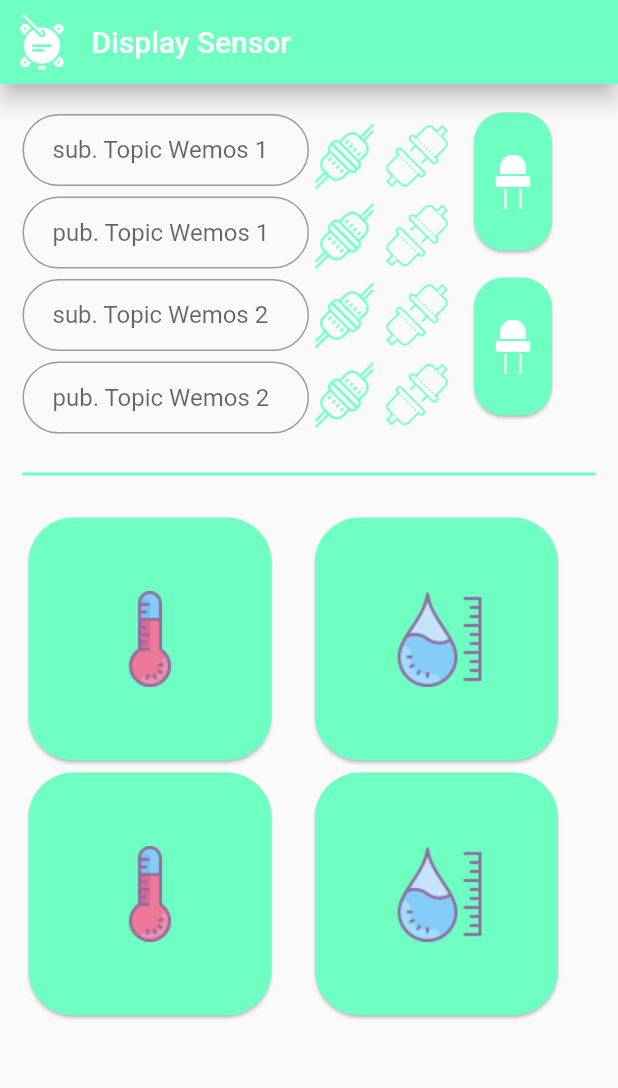
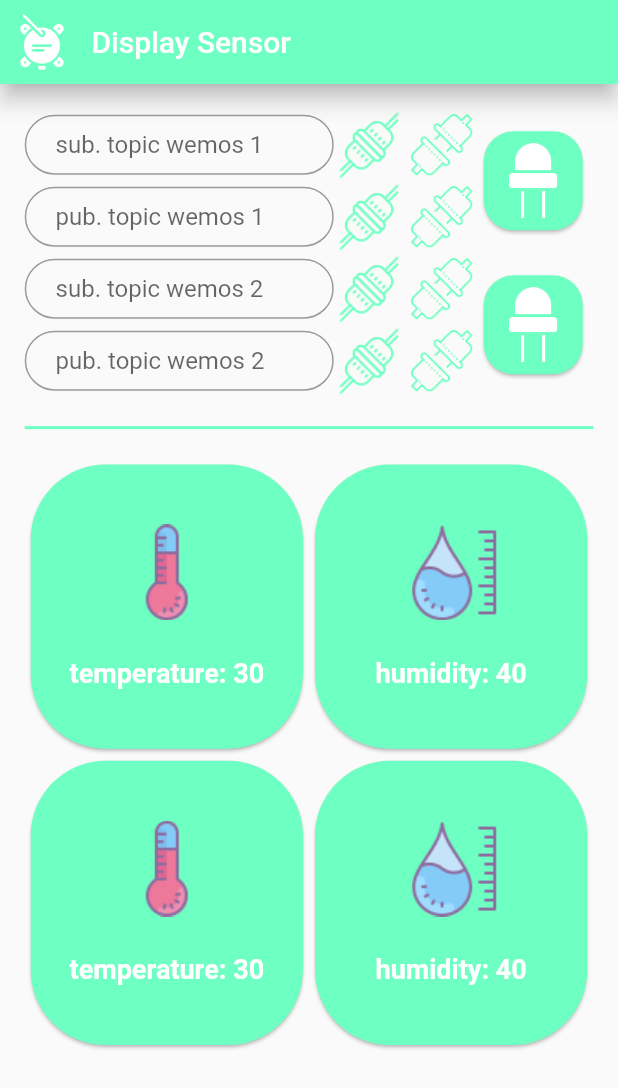
Before and after one commit to its-ghaith/dht-sensor-data-on-flutter, a Flutter app: the screen it shows after launch, on a phone screen of 412 x 824 dp. Shown: the top 1088 px of the screen. Run offline on Flutter 3.47's test engine with Material 2 defaults, Android fonts, the phone set to English and light mode, and no system bars; missing offline and left inert: mqtt_client.

Commit message:
Design is done

```diff
--- a/mobile_app/lib/Home.dart
+++ b/mobile_app/lib/Home.dart
@@ -1,7 +1,8 @@
 import 'package:flutter/material.dart';
-import 'package:mobile_app/_partional/_bottomTable.dart';
-import 'package:mobile_app/_partional/_topTable.dart';
+import 'package:mobile_app/_partional/_display.dart';
+import 'package:mobile_app/wemos_display.dart';
 import 'constants.dart';
+import 'package:mobile_app/wemos_form.dart';
 
 class Home extends StatefulWidget {
   @override
@@ -11,6 +12,22 @@ class Home extends StatefulWidget {
 class _HomeState extends State<Home> {
   @override
   Widget build(BuildContext context) {
+    WemosForm w1 = new WemosForm("assets/icons/icons8-led-diode-100.png",
+        "sub. topic wemos 1", "pub. topic wemos 1");
+    WemosForm w2 = new WemosForm("assets/icons/icons8-led-diode-100.png",
+        "sub. topic wemos 2", "pub. topic wemos 2");
+    WemosDisplay wd1= WemosDisplay(
+        'assets/icons/icons8-thermometer-64.png',
+        'assets/icons/icons8-feuchtigkeitsmesser-64.png',
+        'temperature: 30',
+        'humidity: 40'
+    );
+    WemosDisplay wd2= WemosDisplay(
+        'assets/icons/icons8-thermometer-64.png',
+        'assets/icons/icons8-feuchtigkeitsmesser-64.png',
+        'temperature: 30',
+        'humidity: 40'
+    );
     return Scaffold(
         appBar: AppBar(
           title: Text('Display Sensor'),
@@ -23,18 +40,20 @@ class _HomeState extends State<Home> {
         ),
         body: Center(
           child: Padding(
-            padding: EdgeInsets.all(15),
-            child: ListView(
-              children: [
-                TopTable(),
-                Divider(color: primaryColor,thickness: 2,height: 50),
-                Container(
-                  width:MediaQuery.of(context).size.width,
-                  child:BottomTable() ,
-                )
-              ],
-            )
-          ),
+              padding: EdgeInsets.all(MediaQuery.of(context).size.height*.02),
+              child: ListView(
+                children: [
+                  w1,
+                  w2,
+                  Divider(
+                    color: primaryColor,
+                    height: MediaQuery.of(context).size.height*.05,
+                    thickness: 2,
+                  ),
+                  wd1,
+                  wd2
+                ],
+              )),
         ));
   }
 }
--- a/mobile_app/lib/_partional/_bottomTable.dart
+++ /dev/null
@@ -1,77 +0,0 @@
-import 'package:flutter/material.dart';
-import 'package:mobile_app/constants.dart';
-
-class BottomTable extends StatefulWidget {
-  @override
-  _BottomTableState createState() => _BottomTableState();
-}
-
-class _BottomTableState extends State<BottomTable> {
-  @override
-  Widget build(BuildContext context) {
-    return Table(
-      children: [
-        TableRow(
-            children: [
-              Column(
-                crossAxisAlignment: CrossAxisAlignment.start,
-                children: [
-                  CustomViewCard(iconPath: 'assets/icons/icons8-thermometer-64.png')
-                ],
-              ),
-
-              Column(
-                crossAxisAlignment: CrossAxisAlignment.start,
-                children: [
-                  CustomViewCard(iconPath: 'assets/icons/icons8-feuchtigkeitsmesser-64.png',)
-                ],
-              ),
-            ]
-        ),
-        TableRow(
-            children: [
-              Column(
-                crossAxisAlignment: CrossAxisAlignment.start,
-                children: [
-                  CustomViewCard(iconPath: 'assets/icons/icons8-thermometer-64.png')
-                ],
-              ),
-
-              Column(
-                crossAxisAlignment: CrossAxisAlignment.start,
-                children: [
-                  CustomViewCard(iconPath: 'assets/icons/icons8-feuchtigkeitsmesser-64.png',)
-                ],
-              ),
-            ]
-        )
-
-      ],
-    );
-  }
-}
-
-class CustomViewCard extends StatelessWidget {
-  final String iconPath;
-
-  CustomViewCard({@required this.iconPath});
-
-  @override
-  Widget build(BuildContext context) {
-    return Container(
-      height: 170,
-      width: 170,
-      child: Card(
-        color: primaryColor,
-        shape: RoundedRectangleBorder(
-          borderRadius: BorderRadius.circular(30.0),
-        ),
-        child:IconButton(
-          icon: new Image.asset(iconPath),
-          iconSize: 50,
-          onPressed: ()=>{},
-        ),
-      ),
-    );
-  }
-}
--- a/mobile_app/lib/_partional/_connect_iconButton.dart
+++ b/mobile_app/lib/_partional/_connect_iconButton.dart
@@ -2,41 +2,24 @@ import 'package:flutter/material.dart';
 import 'package:mobile_app/_partional/functions/mqtt_connection.dart' as mq;
 
 class ConnectIconButton extends StatelessWidget {
-  final TextEditingController controller;
-  final bool isSubscribe;
-  static final String iconPath =
-      "assets/icons/icons8-computer-verbinden-100.png";
-  bool _isButtonDisabled = false;
+  static final iconPath = "assets/icons/icons8-computer-verbinden-100.png";
+  TextEditingController controller;
 
-  ConnectIconButton({
-    this.controller,
-    @required this.isSubscribe,
-  });
+  ConnectIconButton({@required this.controller});
 
   @override
   Widget build(BuildContext context) {
-    return Padding(
-        padding: EdgeInsets.only(top: 5),
-        child: Visibility(
-          child: IconButton(
-            padding: EdgeInsets.all(0),
+    return IconButton(
+      padding: EdgeInsets.symmetric(horizontal: 0),
       icon: new Image.asset(iconPath),
-            onPressed: () => _isButtonDisabled
-                ? null
-                : {
+      onPressed: () => {
         if (controller != null &&
             controller.text.isNotEmpty &&
             controller.text.trim().isNotEmpty)
           {
-                        if (isSubscribe)
-                          {
             mq.connectToSubscribe(topic: controller.text),
-                          }
-                        else
-                          {mq.connectToPublish(topic: controller.text)}
           },
       },
-          ),
-        ));
+    );
   }
 }
--- a/mobile_app/lib/_partional/_custom_text_field.dart
+++ b/mobile_app/lib/_partional/_custom_text_field.dart
@@ -1,48 +1,27 @@
+import 'package:flutter/cupertino.dart';
 import 'package:flutter/material.dart';
 
 class CustomTextField extends StatelessWidget {
   final String hint;
-  final IconData icon;
-  final Color color;
-  var _textController= TextEditingController();
-  CustomTextField({@required this.hint, this.icon, this.color});
+  var _textController = TextEditingController();
+
+  CustomTextField({@required this.hint});
 
   @override
   Widget build(BuildContext context) {
-    if (icon != null) {
     return Container(
-        height: 50,
-        width: 200,
-        margin: EdgeInsets.only(top: 5),
+      width: MediaQuery.of(context).size.width*.5,
+      height: 40,
       child: TextField(
         controller: _textController,
         decoration: InputDecoration(
-              contentPadding: EdgeInsets.symmetric(horizontal: 20),
-              border:
-                  OutlineInputBorder(borderRadius: BorderRadius.circular(50)),
-              hintText: this.hint,
-              prefixIcon: Icon(
-                icon,
-                color: color,
-              )),
-        ),
-      );
-    } else {
-      return Container(
-        height: 50,
-        width: 200,
-        margin: EdgeInsets.only(top: 5),
-        child: TextField(
-          controller: _textController,
-          decoration: InputDecoration(
-            contentPadding: EdgeInsets.symmetric(horizontal: 20),
+          contentPadding: EdgeInsets.symmetric(horizontal: MediaQuery.of(context).size.width*0.05),
           border: OutlineInputBorder(borderRadius: BorderRadius.circular(50)),
           hintText: this.hint,
         ),
       ),
     );
   }
-  }
 
   get textController => _textController;
 }
--- a/mobile_app/lib/_partional/_disconnect_iconButton.dart
+++ b/mobile_app/lib/_partional/_disconnect_iconButton.dart
@@ -1,30 +1,18 @@
+import 'package:flutter/cupertino.dart';
 import 'package:flutter/material.dart';
 import 'package:mobile_app/_partional/functions/mqtt_connection.dart' as mq;
 
 class DisconnectIconButton extends StatelessWidget {
-  final TextEditingController controller;
-  final bool type;
+
   static final String iconPath="assets/icons/icons8-getrennt-64.png";
-
-  DisconnectIconButton(
-      {this.controller, @required this.type});
 
   @override
   Widget build(BuildContext context) {
-    return Padding(
-      padding: EdgeInsets.only(top: 5),
-      child: IconButton(
-        padding: EdgeInsets.all(0),
+    return IconButton(
+        padding: EdgeInsets.symmetric(horizontal: 0),
         icon: new Image.asset(iconPath),
         onPressed: () => {
-          if (controller != null &&
-              controller.text.isNotEmpty &&
-              controller.text.trim().isNotEmpty)
-            {
-
-            }
         },
-      ),
-    );
+      );
   }
 }
--- /dev/null
+++ b/mobile_app/lib/_partional/_display.dart
@@ -0,0 +1,43 @@
+import 'package:flutter/material.dart';
+
+import '../constants.dart';
+
+class Display extends StatelessWidget {
+  String iconPath;
+  String text;
+
+  Display(this.iconPath, this.text);
+
+  @override
+  Widget build(BuildContext context) {
+    return Card(
+      shape: RoundedRectangleBorder(
+        borderRadius: BorderRadius.circular(50.0),
+      ),
+      color: primaryColor,
+      child: Container(
+        height: MediaQuery.of(context).size.height * 0.23,
+        child: Center(
+          child: Column(
+            mainAxisAlignment: MainAxisAlignment.center,
+            crossAxisAlignment: CrossAxisAlignment.center,
+            children: [
+              Image.asset(iconPath),
+              Padding(
+                padding: EdgeInsets.only(top: MediaQuery.of(context).size.height * 0.03),
+                child: Text(
+                  text,
+                  style: TextStyle(
+                    fontWeight:FontWeight.bold,
+                    color: Colors.white,
+                    fontSize: 18,
+                  ),
+                ),
+              )
+            ],
+          ),
+        ),
+      ),
+    );
+  }
+}
--- a/mobile_app/lib/_partional/_on_off_led_IconButton.dart
+++ b/mobile_app/lib/_partional/_on_off_led_IconButton.dart
@@ -1,27 +1,22 @@
 import 'package:flutter/material.dart';
 import 'package:mobile_app/constants.dart';
 class OnOffLedIconButton extends StatelessWidget {
-  const OnOffLedIconButton({
-    Key key,
-  }) : super(key: key);
+  String iconPath;
+
+  OnOffLedIconButton(this.iconPath);
 
   @override
   Widget build(BuildContext context) {
-    return Container(
-      height: 100,
-      margin: EdgeInsets.only(bottom: 10),
-      width: 60,
-      child: Card(
+    return Card(
       shape: RoundedRectangleBorder(
         borderRadius: BorderRadius.circular(20.0),
       ),
       color: primaryColor,
       child: Center(
         child: IconButton(
-            icon: new Image.asset('assets/icons/icons8-led-diode-100.png'),
+          icon: new Image.asset(iconPath),
           iconSize: 50,
           onPressed: () => {},
-          ),
         ),
       ),
     );
--- a/mobile_app/lib/_partional/_topTable.dart
+++ /dev/null
@@ -1,100 +0,0 @@
-import 'package:flutter/material.dart';
-import 'package:mobile_app/_partional/_disconnect_iconButton.dart';
-import 'package:mobile_app/constants.dart';
-import 'package:mqtt_client/mqtt_client.dart' as mqtt;
-import 'package:mqtt_client/mqtt_client.dart';
-import 'package:mqtt_client/mqtt_server_client.dart';
-import 'dart:async';
-import 'dart:io';
-import '_custom_text_field.dart';
-import '_connect_iconButton.dart';
-import '_on_off_led_IconButton.dart';
-
-class TopTable extends StatefulWidget {
-  @override
-  _TopTableState createState() => _TopTableState();
-}
-
-class _TopTableState extends State<TopTable> {
-  @override
-  Widget build(BuildContext context) {
-    CustomTextField t1 = CustomTextField(hint: "sub. Topic Wemos 1");
-    CustomTextField t2 = CustomTextField(hint: "pub. Topic Wemos 1");
-    CustomTextField t3 = CustomTextField(hint: "sub. Topic Wemos 2");
-    CustomTextField t4 = CustomTextField(hint: "pub. Topic Wemos 2");
-    return Table(children: [
-      TableRow(
-        children: [
-          Column(
-            crossAxisAlignment: CrossAxisAlignment.start,
-            children: [
-              t1,
-              t2,
-              t3,
-              t4,
-            ],
-          ),
-          Column(
-            children: [
-              Row(
-                children: [
-                  Column(
-                    crossAxisAlignment: CrossAxisAlignment.start,
-                    children: [
-                      ConnectIconButton(
-                        controller: t1.textController,
-                        isSubscribe: true,
-                      ),
-                      ConnectIconButton(
-                        controller: t2.textController,
-                        isSubscribe: false,
-
-                      ),
-                      ConnectIconButton(
-                        controller: t3.textController,
-                        isSubscribe: true,
-                      ),
-                      ConnectIconButton(
-                        controller: t4.textController,
-                        isSubscribe: false,
-
-                      ),
-                    ],
-                  ),
-                  Column(
-                    crossAxisAlignment: CrossAxisAlignment.start,
-                    children: [
-                      DisconnectIconButton(
-                        type: false,
-                      ),
-                      DisconnectIconButton(
-                        type: true,
-                      ),
-                      DisconnectIconButton(
-                        type: false,
-
-                      ),
-                      DisconnectIconButton(
-                        type: true,
-                      ),
-                    ],
-                  ),
-                  Padding(
-                    padding: EdgeInsets.only(left: 10),
-                    child: Column(
-                      crossAxisAlignment: CrossAxisAlignment.start,
-                      children: [
-                        OnOffLedIconButton(),
-                        OnOffLedIconButton(),
-                      ],
-                    ),
-                  ),
-                ],
-              ),
-            ],
-          ),
-        ],
-      )
-    ]);
-  }
-}
--- a/mobile_app/lib/constants.dart
+++ b/mobile_app/lib/constants.dart
@@ -1,3 +1,3 @@
 import 'package:flutter/material.dart';
 
-const primaryColor = Color.fromRGBO(111, 255, 194, 1);
+const primaryColor = Color.fromRGBO(110, 255, 194, 1);
--- /dev/null
+++ b/mobile_app/lib/text_Connect_Disconnect.dart
@@ -0,0 +1,46 @@
+import 'package:flutter/material.dart';
+import 'package:mobile_app/_partional/_custom_text_field.dart';
+import 'package:mobile_app/_partional/_connect_iconButton.dart';
+import 'package:mobile_app/_partional/_disconnect_iconButton.dart';
+import 'package:mqtt_client/mqtt_server_client.dart';
+
+class TextConnectDisconnect extends StatefulWidget {
+  final String hint;
+  _TextConnectDisconnectState t;
+
+  TextConnectDisconnect(this.hint){
+    this.t=_TextConnectDisconnectState(this.hint);
+  }
+
+  @override
+  _TextConnectDisconnectState createState() =>
+     this.t;
+}
+
+class _TextConnectDisconnectState extends State<TextConnectDisconnect> {
+  CustomTextField textField;
+  ConnectIconButton connectIconButton;
+  DisconnectIconButton disconnectIconButton;
+  MqttServerClient client;
+
+  _TextConnectDisconnectState(String hint) {
+    textField = new CustomTextField(hint: hint);
+    connectIconButton =
+        new ConnectIconButton(controller: textField.textController);
+    disconnectIconButton = new DisconnectIconButton();
+    String broker = 'broker.mqttdashboard.com';
+    String clientIdentifier = 'clientId-Z5Q0iVymbd';
+    client = MqttServerClient(broker, clientIdentifier);
+  }
+
+  @override
+  Widget build(BuildContext context) {
+    return Row(
+      children: [
+        Expanded(flex:0,child: textField),
+        Expanded(flex:0,child: connectIconButton),
+        Expanded(flex:0,child: disconnectIconButton),
+      ],
+    );
+  }
+}
--- /dev/null
+++ b/mobile_app/lib/wemos_display.dart
@@ -0,0 +1,51 @@
+import 'package:flutter/material.dart';
+import 'package:mobile_app/_partional/_display.dart';
+import 'package:mobile_app/text_Connect_Disconnect.dart';
+import 'package:mobile_app/_partional/_on_off_led_IconButton.dart';
+
+class WemosDisplay extends StatefulWidget {
+  _WemosDisplayState w;
+  String iconPathTemp;
+  String iconPathHumidity;
+
+  WemosDisplay(String iconPathTemp,String iconPathHumidity , String textTemp, String textHumidity) {
+    this.iconPathTemp = iconPathTemp;
+    this.iconPathHumidity = iconPathHumidity;
+    this.w = new _WemosDisplayState(iconPathTemp,iconPathHumidity, textTemp, textHumidity);
+  }
+
+  @override
+  _WemosDisplayState createState() => this.w;
+}
+
+class _WemosDisplayState extends State<WemosDisplay> {
+  Display temp;
+  Display humidity;
+
+  @override
+  Widget build(BuildContext context) {
+    return Row(
+      children: [
+        Expanded(
+            flex: 1,
+            child: Container(
+              child: Column(
+                children: [temp],
+              ),
+            )),
+        Expanded(
+            flex: 1,
+            child: Container(
+              child: Column(
+                children: [humidity],
+              ),
+            ))
+      ],
+    );
+  }
+
+  _WemosDisplayState(String iconPathTemp, String iconPathHumidity, String textTemp, String textHumidity) {
+    temp = Display(iconPathTemp, textTemp);
+    humidity = Display(iconPathHumidity, textHumidity);
+  }
+}
--- /dev/null
+++ b/mobile_app/lib/wemos_form.dart
@@ -0,0 +1,58 @@
+import 'package:flutter/material.dart';
+import 'package:mobile_app/text_Connect_Disconnect.dart';
+import 'package:mobile_app/_partional/_on_off_led_IconButton.dart';
+
+class WemosForm extends StatefulWidget {
+  _WemosFormState w;
+  String iconPath;
+
+  WemosForm(String iconPath,String hintSub,String hintPub) {
+    this.iconPath = iconPath;
+    this.w=new _WemosFormState(iconPath,hintSub,hintPub);
+  }
+
+  @override
+  _WemosFormState createState() =>this.w;
+}
+
+class _WemosFormState extends State<WemosForm> {
+  TextConnectDisconnect sub;
+  TextConnectDisconnect pub;
+  OnOffLedIconButton onOffLedIconButton;
+
+  @override
+  Widget build(BuildContext context) {
+    return Row(
+      children: [
+        Expanded(
+          flex: 0,
+            child: Container(
+              child: Column(
+                children: [
+                  sub,
+                  pub
+                ],
+              ),
+            )
+        ),
+        Expanded(
+          flex: 0,
+            child: Container(
+              child: Column(
+                children: [
+                  onOffLedIconButton
+                ],
+              ),
+            )
+        )
+      ],
+    );
+  }
+
+  _WemosFormState(String iconPath, String hintSub, String hintPub) {
+    sub=TextConnectDisconnect(hintSub);
+    pub=TextConnectDisconnect(hintPub);
+    onOffLedIconButton = new OnOffLedIconButton(iconPath);
+  }
+
+}
```
Lines whose indentation alone changed are shown as unchanged.
